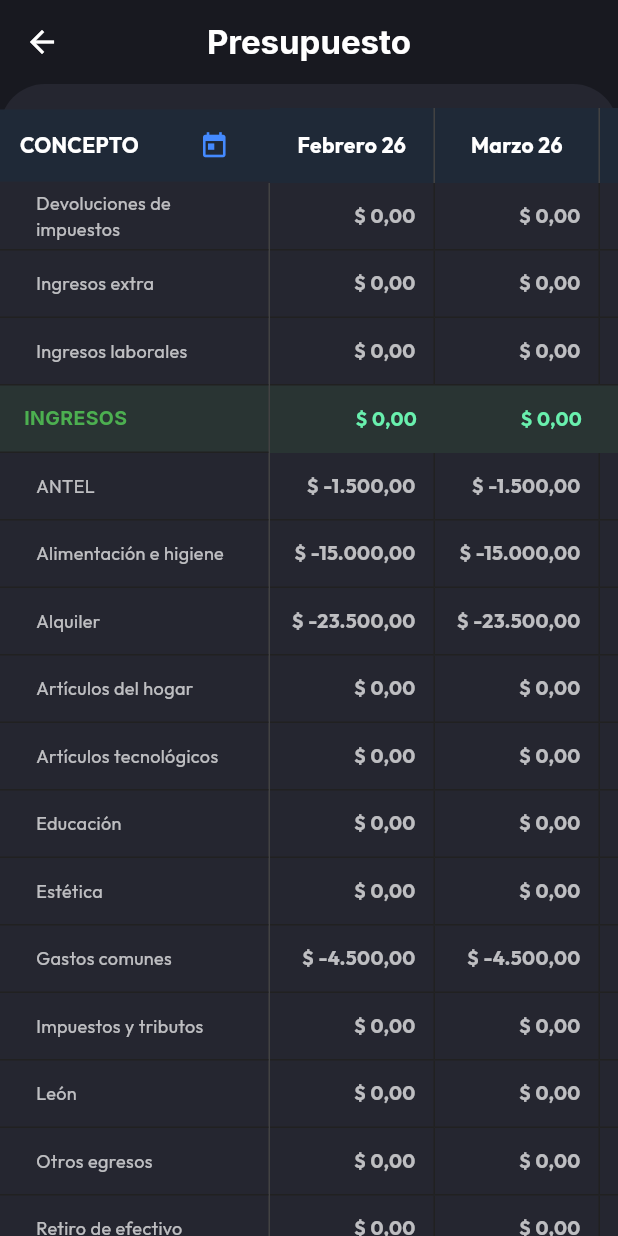
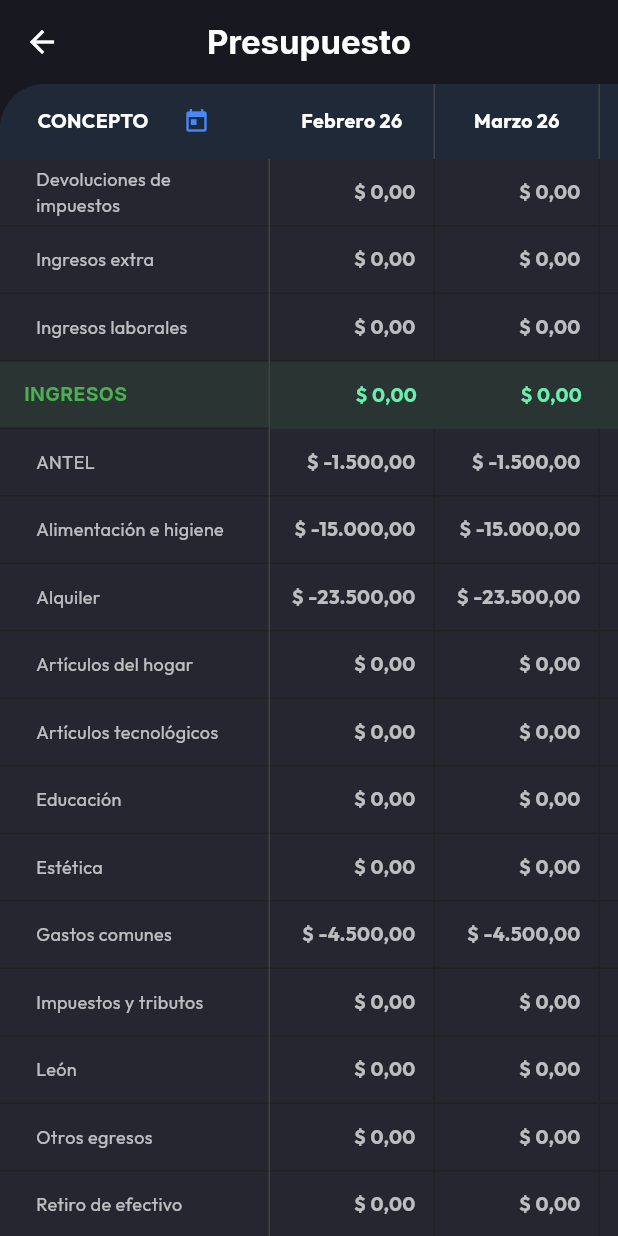
Before and after one commit to AlejandroVacaro/FinanzApp, a Flutter app: the BudgetScreen screen opened directly, on a phone screen of 412 x 824 dp. Run offline on Flutter 3.47's test engine with Material 3 defaults, Android fonts, the phone set to English and light mode, and no system bars; our stand-ins replace cloud_firestore, csv, equatable, file_picker, firebase_auth, firebase_core and 3 more; accounts and stored records are empty; statements that could not run were skipped.

Commit message:
se hacen cambios visuales en la vista de presupuesto

```diff
--- a/lib/features/budget/budget_screen.dart
+++ b/lib/features/budget/budget_screen.dart
@@ -226,21 +226,29 @@ class _BudgetScreenState extends State<BudgetScreen> {
                 : Column(
                 children: [
                   // 1. HEADER (Months)
-                  Padding(
-                    padding: const EdgeInsets.only(top: 16.0), // Spacing from rounded corner
-                    child: SizedBox(
+                  // Removed padding top to making it flush or just rounded self.
+                  // User complained about "piquito" (corner sticking out).
+                  Container(
                     height: 50,
+                    decoration: const BoxDecoration(
+                      color: Color(0xFF1F2937),
+                      borderRadius: BorderRadius.only(topLeft: Radius.circular(30), topRight: Radius.circular(30)),
+                    ),
                     child: Row(
                       children: [
                         Container(
                             width: fixedColWidth,
-                              color: const Color(0xFF1F2937),
+                            decoration: const BoxDecoration(
+                                color: Color(0xFF1F2937),
+                                borderRadius: BorderRadius.only(topLeft: Radius.circular(30)),
+                            ),
                             child: Row(
-                                mainAxisAlignment: MainAxisAlignment.spaceAround,
+                              mainAxisAlignment: MainAxisAlignment.center, // Centered better
                               children: [
-                                   const Text("CONCEPTO", style: TextStyle(fontWeight: FontWeight.bold, color: Colors.white)),
+                                 const Text("CONCEPTO", style: TextStyle(fontWeight: FontWeight.bold, color: Colors.white, fontSize: 13)), // Matched FontSize 13
+                                 const SizedBox(width: 8),
                                  IconButton(
-                                      icon: const Icon(Icons.today, color: Colors.blueAccent, size: 20),
+                                    icon: const Icon(Icons.today, color: Colors.blueAccent, size: 18),
                                     tooltip: "Ir al mes actual",
                                     onPressed: _scrollToCurrentMonth
                                  )
@@ -257,17 +265,19 @@ class _BudgetScreenState extends State<BudgetScreen> {
                                 alignment: Alignment.center,
                                 decoration: BoxDecoration(
                                     border: Border(right: BorderSide(color: Colors.grey[800]!)),
-                                    color: const Color(0xFF1F2937)
+                                    color: const Color(0xFF1F2937) // Keep color but ensure it doesn't block radius if it was last item?
+                                    // Actually the parent container has radius.
+                                    // But children paint on top.
+                                    // Let's make children transparent or handle last item radius.
                                 ),
                                 child: Text(
                                     DateFormat('MMMM yy', 'es').format(_months[i]).capitalize(),
-                                    style: const TextStyle(fontWeight: FontWeight.bold, color: Colors.white)
+                                    style: const TextStyle(fontWeight: FontWeight.bold, color: Colors.white, fontSize: 13)
                                 ),
                               ),
                             ),
                           ),
                         ],
-                      ),
                       ),
                     ),
 
```
Lines whose indentation alone changed are shown as unchanged.
